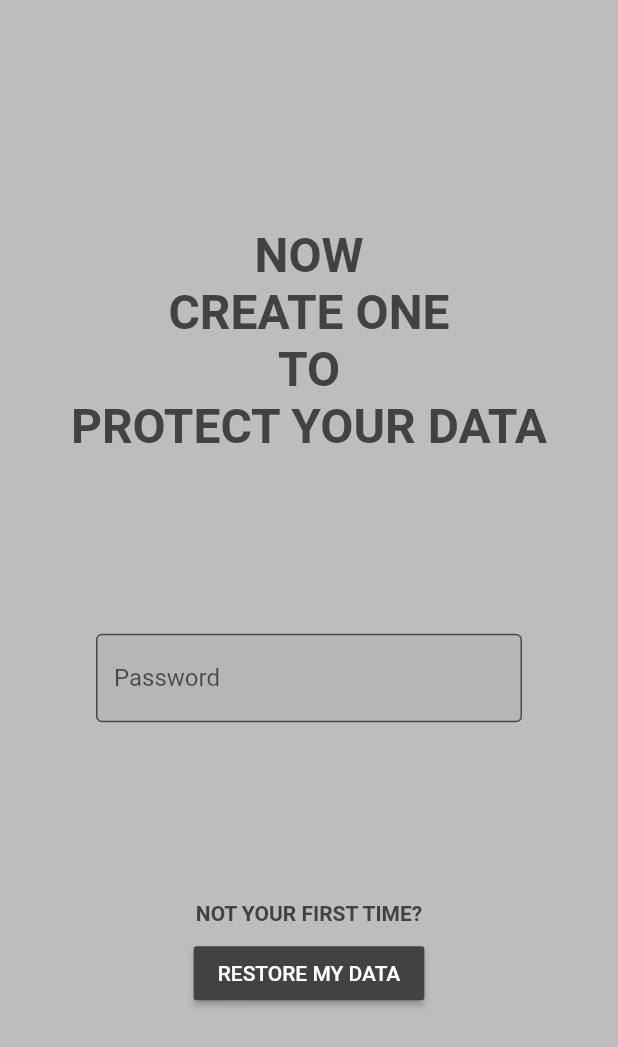
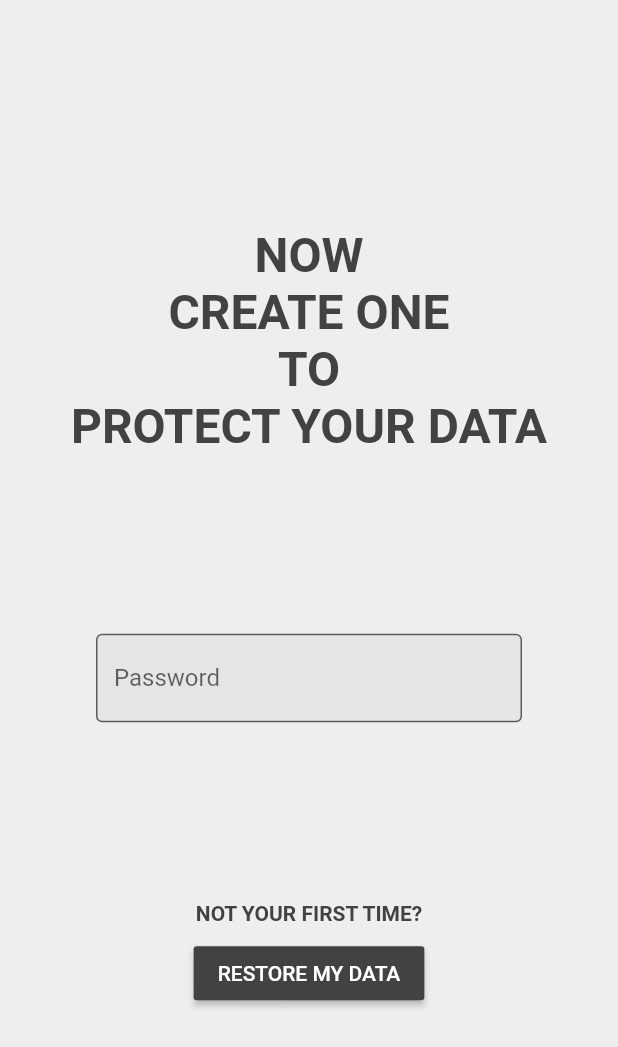
Before and after one commit to fiorcode/keyway, a Flutter app: the screen it shows after launch, on a phone screen of 412 x 824 dp. Shown: the top 1047 px of the screen. Run offline on Flutter 3.47's test engine with Material 2 defaults, Android fonts, the phone set to English and light mode, and no system bars; our stand-ins replace connectivity, google_sign_in, shared_preferences, sqflite; missing offline and left inert: encrypt, googleapis; accounts and stored records are empty.

Commit message:
Update main.dart

```diff
--- a/lib/main.dart
+++ b/lib/main.dart
@@ -31,8 +31,8 @@ class MyApp extends StatelessWidget {
         theme: ThemeData(
           primarySwatch: Colors.grey,
           primaryColor: Colors.grey[800],
+          primaryColorLight: Colors.grey[400],
           accentColor: Colors.white,
-          backgroundColor: Colors.grey[400],
           visualDensity: VisualDensity.adaptivePlatformDensity,
         ),
         home: SplashScreen(),
```
